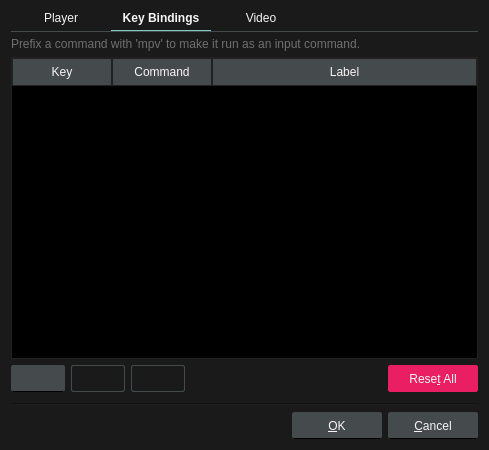
Above: src/ui/preferencesdialog.ui from u8sand/Baka-MPlayer before the change. Below: the same form after it.
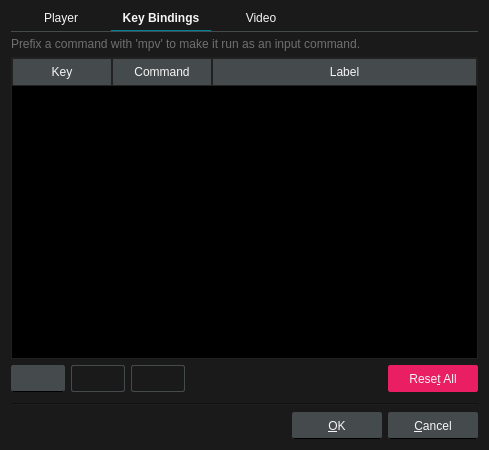
That is the form after the change. The open tabs and pages were chosen to show the change. Icons and pictures are not drawn.

What changed in the file:
```diff
--- a/src/ui/preferencesdialog.ui
+++ b/src/ui/preferencesdialog.ui
@@ -41,7 +41,7 @@
 	image: none;
 }
 QRadioButton::indicator:checked {
-	border: 1px solid #7FCAC3;
+	border: 1px solid #008098;
 	image: url(:/img/selected.svg);
 }
 
@@ -51,7 +51,7 @@
 QGroupBox::indicator{
 	width: 11px;
 	height: 11px;
-	border: 1px solid #7FCAC3;
+	border: 1px solid #008098;
 	border-radius: 2px;
 }
 QCheckBox::indicator:unchecked,
@@ -62,8 +62,8 @@
 }
 QCheckBox::indicator:checked,
 QGroupBox::indicator:checked {
-	border: 1px solid #7FCAC3;
-	background: #7FCAC3;
+	border: 1px solid #008098;
+	background: #008098;
 	image: url(:/img/checked.svg);
 }
 
@@ -79,7 +79,7 @@
 	border: 1px solid #7FCAC3;
 }
 QComboBox::drop-down {
-	background: #7FCAC3;
+	background: #008098;
 	border-top-right-radius: 2px;
 	border-bottom-right-radius: 2px;
 }
@@ -138,7 +138,7 @@
 }
 QSpinBox::up-button,
 QSpinBox::down-button {
-	background: #7FCAC3;
+	background: #008098;
 	border: none;
 	border-top-right-radius: 2px;
 	border-bottom-right-radius: 2px;
@@ -174,7 +174,7 @@
 	width: 6px;
 }
 QScrollBar::handle:vertical {
-	background: #7FCAC3;
+	background: #008098;
 	border-radius: 2px;
 	min-height: 10px;
 }
@@ -197,7 +197,7 @@
 	padding-top: 1px;
 }
 QScrollBar::handle:horizontal {
-	background: #7FCAC3;
+	background: #008098;
 	border-radius: 2px;
 	min-width: 10px;
 }
@@ -234,7 +234,7 @@
 	min-width: 100px;
 }
 QTabBar::tab:selected {
-	border-bottom: 1px solid #7FCAC3;
+	border-bottom: 1px solid #008098;
 	font-weight: bold;
 }
 QTabBar::tab:!selected {
```
Left out of the diff: 14 changed lines with no effect on the pictures.
